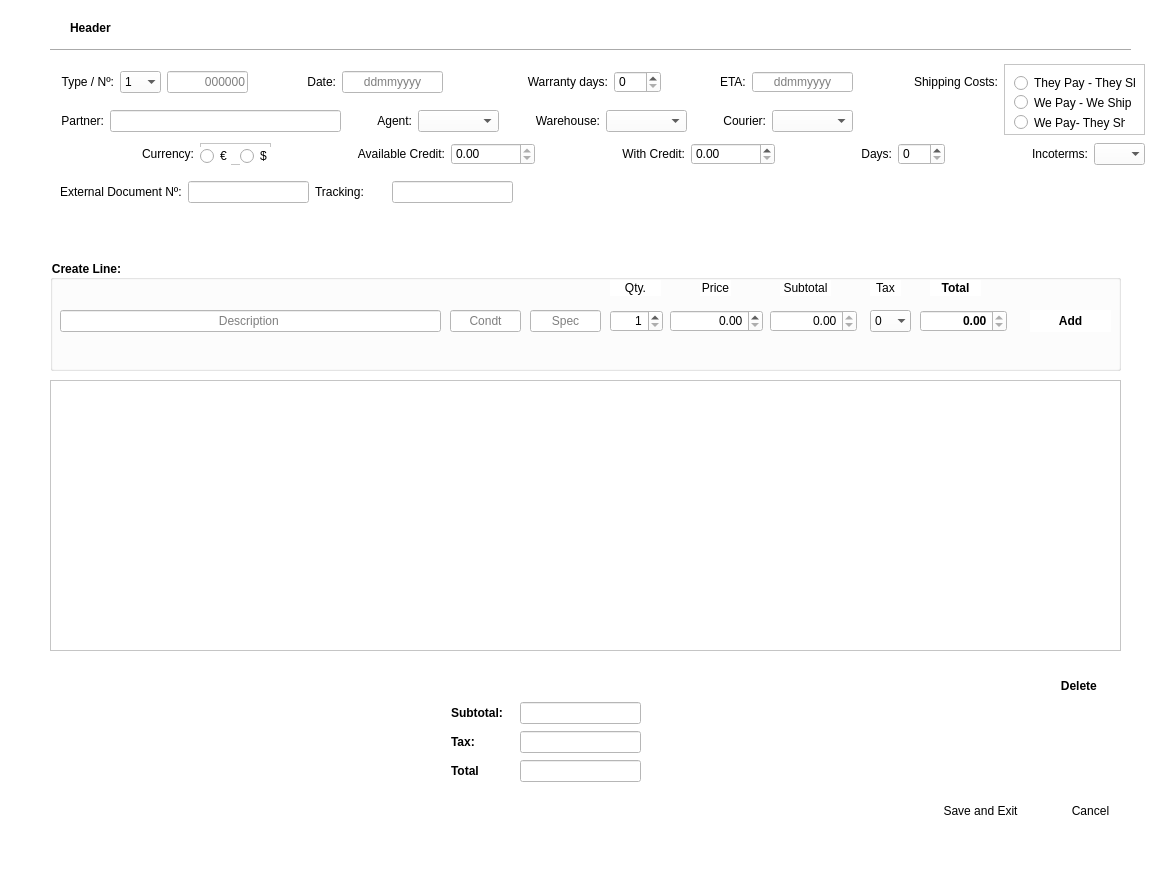
The window that uis/purchase_proforma_form.ui (andrei219/euromedia) describes before a commit, drawn with Qt 5.
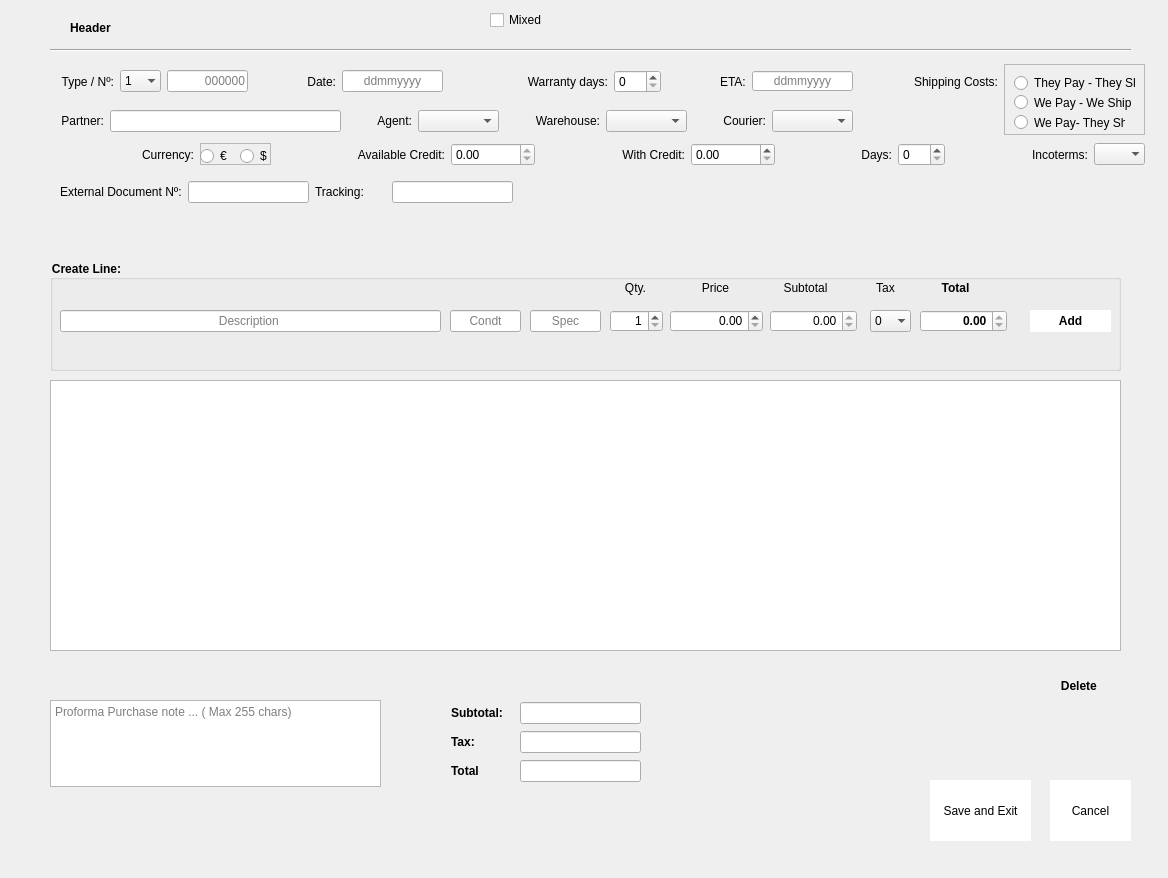
The same window after the commit. Icons and pictures are not drawn.

Commit message: mixed reception order implemented and tested

```diff
--- a/uis/purchase_proforma_form.ui
+++ b/uis/purchase_proforma_form.ui
@@ -18,7 +18,7 @@
     <normaloff>:/proformas</normaloff>:/proformas</iconset>
   </property>
   <property name="styleSheet">
-   <string notr="true">background: white;</string>
+   <string notr="true"/>
   </property>
   <widget class="QLabel" name="label">
    <property name="geometry">
@@ -1467,6 +1467,32 @@
     </item>
    </layout>
   </widget>
+  <widget class="QTextEdit" name="note">
+   <property name="geometry">
+    <rect>
+     <x>50</x>
+     <y>700</y>
+     <width>331</width>
+     <height>87</height>
+    </rect>
+   </property>
+   <property name="placeholderText">
+    <string>Proforma Purchase note ... ( Max 255 chars)</string>
+   </property>
+  </widget>
+  <widget class="QCheckBox" name="mixed">
+   <property name="geometry">
+    <rect>
+     <x>490</x>
+     <y>10</y>
+     <width>81</width>
+     <height>20</height>
+    </rect>
+   </property>
+   <property name="text">
+    <string>Mixed</string>
+   </property>
+  </widget>
  </widget>
  <tabstops>
   <tabstop>description_line_edit</tabstop>
```
Left out of the diff: 2 changed lines with no effect on the pictures. The commit also changes 21 other files.
